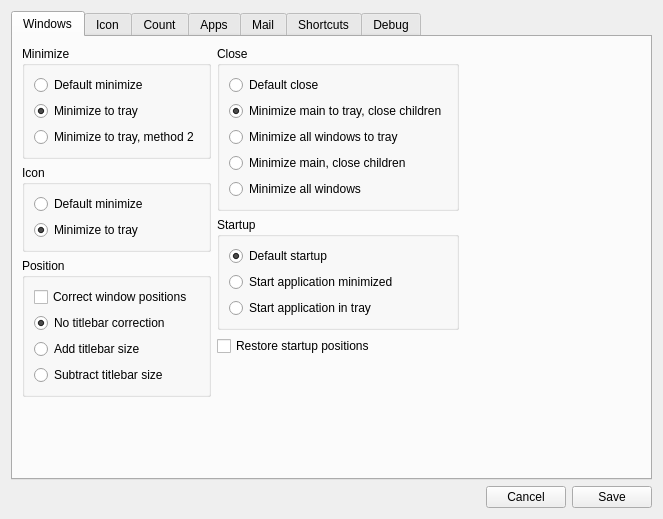
Qt form app/SysTray-X/SysTray-X-app/preferences.ui (Ximi1970/systray-x) before a commit.
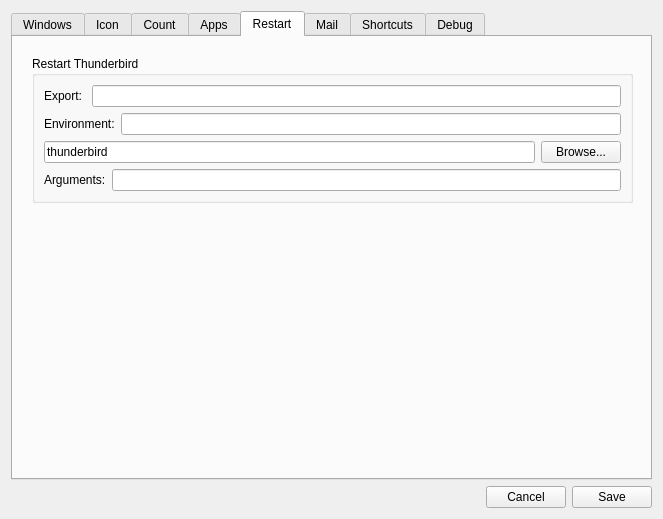
The same form after that commit. The open tabs and pages were chosen to show the change. Icons and pictures are not drawn.

Commit message: Add options tab for restart

What changed in the file:
```diff
--- a/app/SysTray-X/SysTray-X-app/preferences.ui
+++ b/app/SysTray-X/SysTray-X-app/preferences.ui
@@ -1149,6 +1149,109 @@
          </item>
         </layout>
        </widget>
+       <widget class="QWidget" name="tab">
+        <attribute name="title">
+         <string>Restart</string>
+        </attribute>
+        <widget class="QWidget" name="gridLayoutWidget">
+         <property name="geometry">
+          <rect>
+           <x>19</x>
+           <y>19</y>
+           <width>601</width>
+           <height>401</height>
+          </rect>
+         </property>
+         <layout class="QGridLayout" name="gridLayout_15">
+          <item row="0" column="0">
+           <widget class="QGroupBox" name="groupBox_10">
+            <property name="title">
+             <string>Restart Thunderbird</string>
+            </property>
+            <layout class="QGridLayout" name="gridLayout_16">
+             <item row="0" column="0">
+              <layout class="QVBoxLayout" name="verticalLayout_25">
+               <item>
+                <layout class="QHBoxLayout" name="horizontalLayout_22">
+                 <item>
+                  <widget class="QLabel" name="label_11">
+                   <property name="text">
+                    <string>Export: </string>
+                   </property>
+                  </widget>
+                 </item>
+                 <item>
+                  <widget class="QLineEdit" name="exportLineEdit"/>
+                 </item>
+                </layout>
+               </item>
+               <item>
+                <layout class="QHBoxLayout" name="horizontalLayout_21">
+                 <item>
+                  <widget class="QLabel" name="label_10">
+                   <property name="text">
+                    <string>Environment:</string>
+                   </property>
+                  </widget>
+                 </item>
+                 <item>
+                  <widget class="QLineEdit" name="environmentLineEdit"/>
+                 </item>
+                </layout>
+               </item>
+               <item>
+                <layout class="QHBoxLayout" name="horizontalLayout_19">
+                 <item>
+                  <widget class="QLineEdit" name="thunderbirdLineEdit">
+                   <property name="text">
+                    <string>thunderbird</string>
+                   </property>
+                  </widget>
+                 </item>
+                 <item>
+                  <widget class="QPushButton" name="startBrowseButton_2">
+                   <property name="text">
+                    <string>Browse...</string>
+                   </property>
+                  </widget>
+                 </item>
+                </layout>
+               </item>
+               <item>
+                <layout class="QHBoxLayout" name="horizontalLayout_20">
+                 <item>
+                  <widget class="QLabel" name="label_9">
+                   <property name="text">
+                    <string>Arguments:</string>
+                   </property>
+                  </widget>
+                 </item>
+                 <item>
+                  <widget class="QLineEdit" name="thunderbirdArgsLineEdit"/>
+                 </item>
+                </layout>
+               </item>
+              </layout>
+             </item>
+            </layout>
+           </widget>
+          </item>
+          <item row="1" column="0">
+           <spacer name="verticalSpacer_12">
+            <property name="orientation">
+             <enum>Qt::Vertical</enum>
+            </property>
+            <property name="sizeHint" stdset="0">
+             <size>
+              <width>20</width>
+              <height>40</height>
+             </size>
+            </property>
+           </spacer>
+          </item>
+         </layout>
+        </widget>
+       </widget>
        <widget class="QWidget" name="tabMail">
         <attribute name="title">
          <string>Mail</string>
```
Left out of the diff: 12 changed lines with no effect on the pictures. The commit also changes 4 other files.
